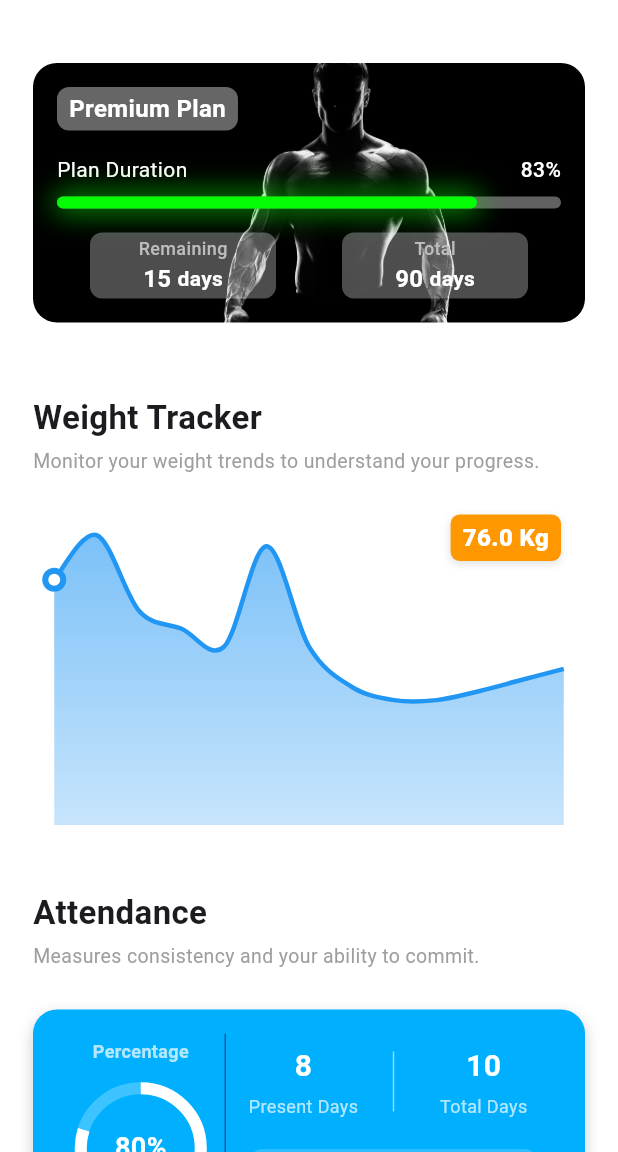
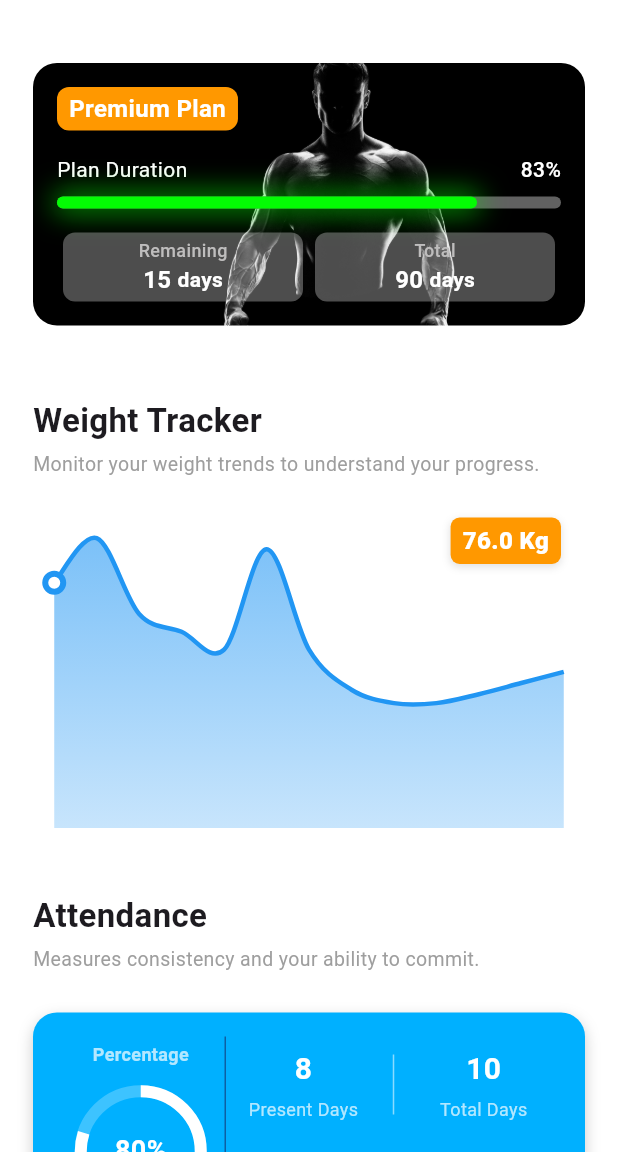
Before and after one commit to purushothdl/level_up, a Flutter app: the DashboardScreen screen opened directly, on a phone screen of 412 x 824 dp, the part 84-1236 px from its top. Run offline on Flutter 3.47's test engine with Material 3 defaults, Android fonts, the phone set to English and light mode, and no system bars; our stand-ins replace image_picker, shared_preferences, syncfusion_flutter_charts; accounts and stored records are empty.

Commit message:
ft. Changed Plan widget in dashboard

```diff
--- a/lib/screens/home/dashboard/plan_part.dart
+++ b/lib/screens/home/dashboard/plan_part.dart
@@ -49,7 +49,7 @@ class GymPlanWidget extends StatelessWidget {
                   Container(
                     padding: EdgeInsets.only(left: 8, right: 8, top: 3, bottom: 3 ),
                     decoration: BoxDecoration(
-                      color: Colors.white.withOpacity(0.4),
+                      color: Colors.orange.withOpacity(1),
                       borderRadius: BorderRadius.circular(8.0), // Rounded corners for the plan name container
                     ),
                     child: Text(
@@ -128,12 +128,12 @@ class GymPlanWidget extends StatelessWidget {
 
                   // Centered Remaining and Total Days with larger gap
                   Row(
-                    mainAxisAlignment: MainAxisAlignment.center, // Center the entire row's contents
+                    mainAxisAlignment: MainAxisAlignment.spaceBetween, // Center the entire row's contents
                     children: [
                       // "Remaining" Section with Expanded to take equal space
                       Expanded(
                         child: Padding(
-                          padding: const EdgeInsets.only(left: 22.0, right: 22.0),
+                          padding: const EdgeInsets.only(left: 4.0, right: 4.0),
                           child: _buildDayInfo('Remaining', remainingDays),
                         ),
                       ),
@@ -143,7 +143,7 @@ class GymPlanWidget extends StatelessWidget {
                       // "Total" Section with Expanded to take equal space
                       Expanded(
                         child: Padding(
-                          padding: const EdgeInsets.only(left: 22.0, right: 22.0),
+                          padding: const EdgeInsets.only(left: 4.0, right: 4.0),
                           child: _buildDayInfo('Total', totalDays),
                         ),
                       ),
@@ -163,7 +163,7 @@ class GymPlanWidget extends StatelessWidget {
   Widget _buildDayInfo(String title, int days) {
     return Container(
 
-      padding: EdgeInsets.only(left: 12, right: 12, top: 2, bottom: 2), // Add padding around the content
+      padding: EdgeInsets.only(left: 12, right: 12, top: 3, bottom: 3), // Add padding around the content
       decoration: BoxDecoration(
         color: Colors.white.withOpacity(0.3), // White background with opacity
         // border: Border.all(
```
Also changed, not shown: 1 other file.
